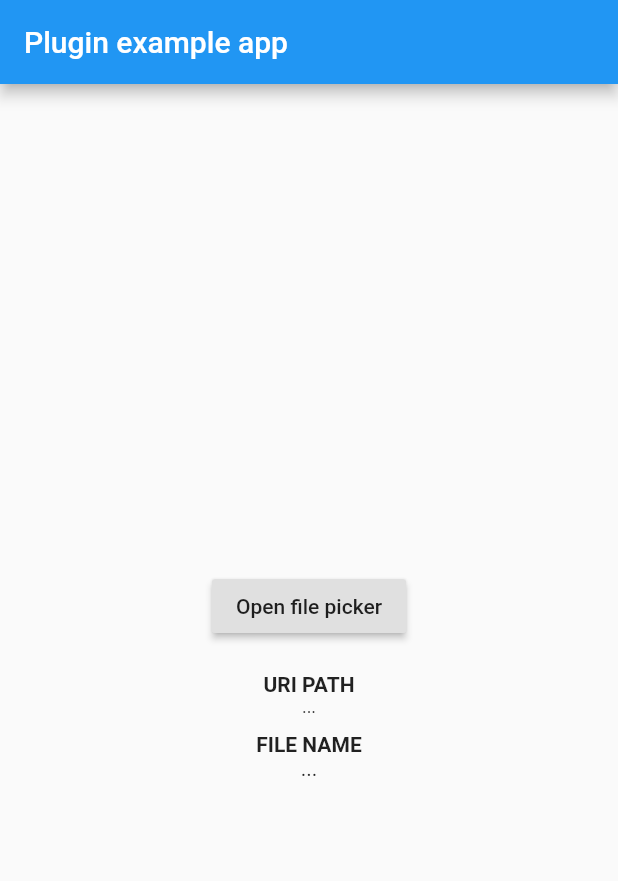
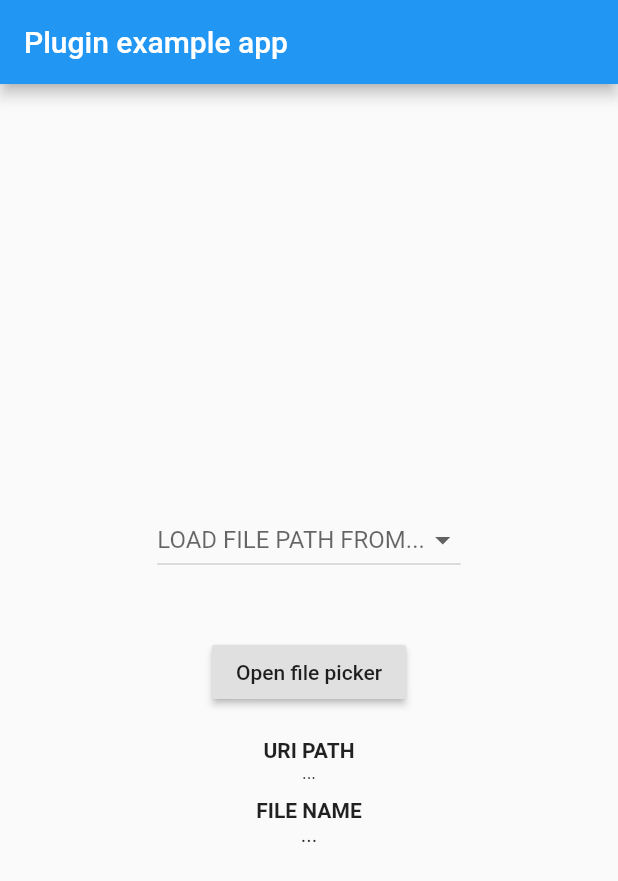
Before and after one commit to miguelpruivo/flutter_file_picker, a Flutter app: the screen it shows after launch, on a phone screen of 412 x 824 dp. Shown: the top 881 px of the screen. Run offline on Flutter 3.47's test engine with Material 2 defaults, Android fonts, the phone set to English and light mode, and no system bars; our stand-ins replace image_picker.

Commit message:
adds support for retrieving file paths from gallery and camera due to inclusion of image_picker dependency

```diff
--- a/example/lib/main.dart
+++ b/example/lib/main.dart
@@ -13,10 +13,11 @@ class MyApp extends StatefulWidget {
 class _MyAppState extends State<MyApp> {
   String _path = '...';
   String _fileName = '...';
+  FileType _pickingType;
 
   void _openFileExplorer() async {
     try {
-      _path = await FilePicker.getFilePath;
+      _path = await FilePicker.getFilePath(type: _pickingType);
     } on PlatformException catch (e) {
       print(e.toString());
     }
@@ -24,7 +25,7 @@ class _MyAppState extends State<MyApp> {
     if (!mounted) return;
 
     setState(() {
-      _fileName = _path.split('/').last;
+      _fileName = _path != null ? _path.split('/').last : '...';
     });
   }
 
@@ -45,6 +46,32 @@ class _MyAppState extends State<MyApp> {
             child: new Column(
           mainAxisAlignment: MainAxisAlignment.center,
           children: <Widget>[
+            new Padding(
+              padding: const EdgeInsets.all(20.0),
+              child: new DropdownButton(
+                hint: new Text('LOAD FILE PATH FROM...'),
+                value: _pickingType,
+                items: <DropdownMenuItem>[
+                  new DropdownMenuItem(
+                    child: new Text('FROM CAMERA'),
+                    value: FileType.CAPTURE,
+                  ),
+                  new DropdownMenuItem(
+                    child: new Text('FROM GALLERY'),
+                    value: FileType.IMAGE,
+                  ),
+                  new DropdownMenuItem(
+                    child: new Text('FROM PDF'),
+                    value: FileType.PDF,
+                  )
+                ],
+                onChanged: (value) {
+                  setState(() {
+                    _pickingType = value;
+                  });
+                },
+              ),
+            ),
             new Padding(
               padding: const EdgeInsets.all(20.0),
               child: new RaisedButton(
--- a/lib/file_picker.dart
+++ b/lib/file_picker.dart
@@ -1,9 +1,35 @@
 import 'dart:async';
 
 import 'package:flutter/services.dart';
+import 'package:meta/meta.dart';
+import 'package:image_picker/image_picker.dart';
 
 class FilePicker {
   static const MethodChannel _channel = const MethodChannel('file_picker');
 
-  static Future<String> get getFilePath async => await _channel.invokeMethod('pickPDF');
+  static Future<String> get _getPDF async => await _channel.invokeMethod('pickPDF');
+
+  static Future<String> _getImage(ImageSource type) async {
+    var image = await ImagePicker.pickImage(source: type);
+
+    return image?.path;
+  }
+
+  static Future<String> getFilePath({@required FileType type}) async {
+    switch (type) {
+      case FileType.PDF:
+        return _getPDF;
+      case FileType.IMAGE:
+        return _getImage(ImageSource.gallery);
+      case FileType.CAPTURE:
+        return _getImage(ImageSource.camera);
+    }
+    return null;
+  }
 }
+
+enum FileType {
+  PDF,
+  IMAGE,
+  CAPTURE,
+}
```
Also changed, not shown: pubspec.yaml (+5 -4 lines), 2 other files.
